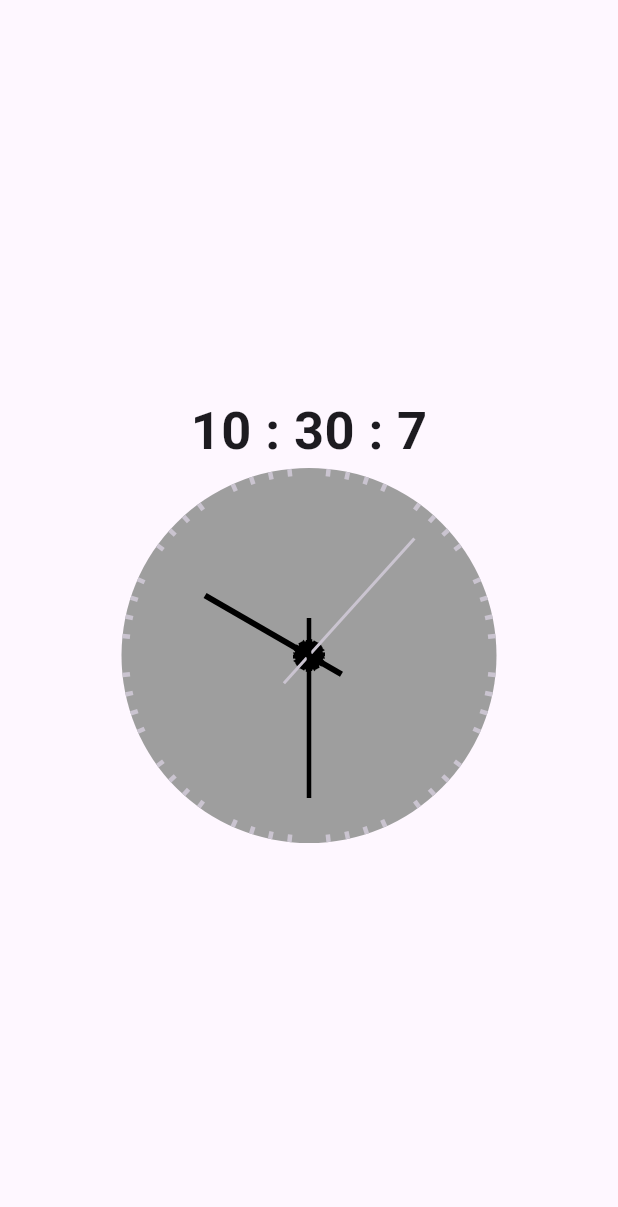
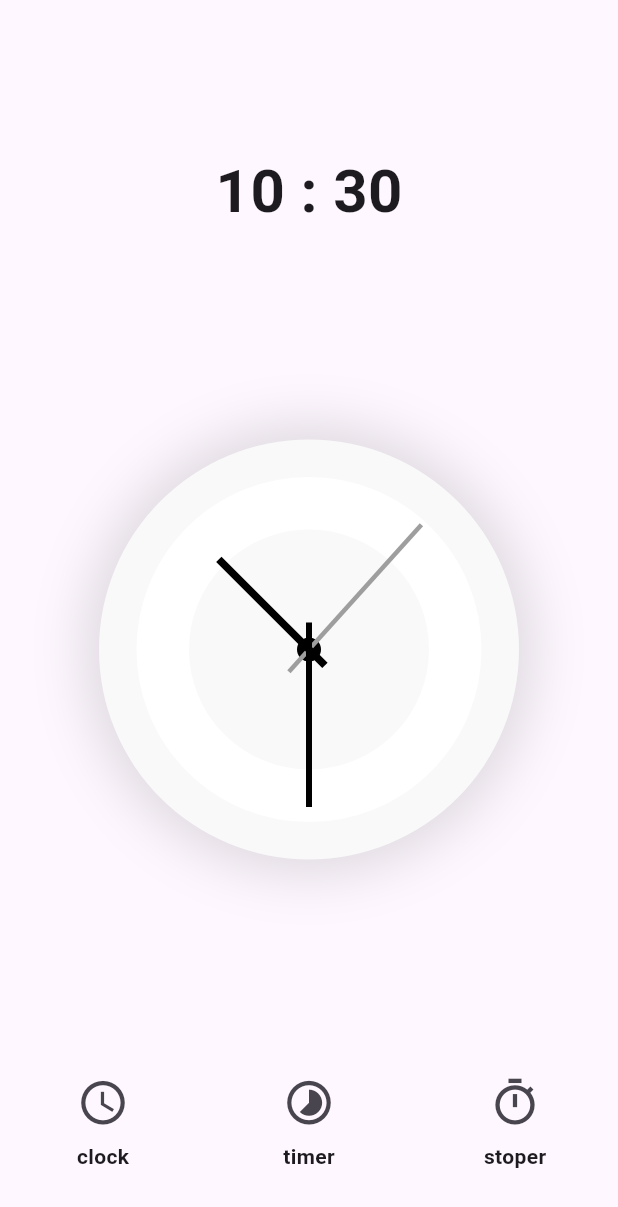
Before and after one commit to Jaydeepsharma93/clock_app, a Flutter app: the screen it shows after launch, on a phone screen of 412 x 824 dp. Shown: the top 1207 px of the screen. Run offline on Flutter 3.47's test engine with Material 3 defaults, Android fonts, the phone set to English and light mode, and no system bars.

Commit message:
01/03/2024

```diff
--- a/lib/main.dart
+++ b/lib/main.dart
@@ -1,11 +1,34 @@
 import 'dart:async';
 import 'dart:math';
-
 import 'package:flutter/material.dart';
 
 void main() {
-  runApp(const Clock_app());
+  runApp(const Clock());
 }
+
+class Clock extends StatefulWidget {
+  const Clock({super.key});
+
+  @override
+  State<Clock> createState() => _ClockState();
+}
+
+class _ClockState extends State<Clock> {
+  @override
+  Widget build(BuildContext context) {
+    return MaterialApp(
+      debugShowCheckedModeBanner: false,
+      initialRoute: '/',
+      routes: {
+        '/': (context) => Clock_app(),
+        '/stoper': (context) => Stoper()
+      },
+    );
+  }
+}
+
+
+
 
 class Clock_app extends StatefulWidget {
   const Clock_app({super.key});
@@ -19,7 +42,7 @@ DateTime dateTime = DateTime.now();
 class _Clock_appState extends State<Clock_app> {
   @override
   Widget build(BuildContext context) {
-    Timer.periodic(Duration(seconds: 1), (timer) {
+    Timer.periodic(const Duration(seconds: 1), (timer) {
       setState(() {
         dateTime = DateTime.now();
       });
@@ -27,60 +50,130 @@ class _Clock_appState extends State<Clock_app> {
     return MaterialApp(
       debugShowCheckedModeBanner: false,
       home: Scaffold(
+        appBar: AppBar(),
         body: Center(
           child: Column(
-            mainAxisAlignment: MainAxisAlignment.center,
+            mainAxisAlignment: MainAxisAlignment.spaceAround,
+            children: [
+              Column(
                 children: [
                   Text(
-                "${dateTime.hour % 12} : ${dateTime.minute} : ${dateTime.second}",
-                style: TextStyle(fontSize: 35, fontWeight: FontWeight.bold),
+                    "${dateTime.hour % 12} : ${dateTime.minute}",
+                    style: const TextStyle(
+                        fontSize: 40, fontWeight: FontWeight.bold),
                   ),
-              Container(
+                ],
+              ),
+              Padding(
+                padding: const EdgeInsets.symmetric(vertical: 50),
+                child: Container(
                     alignment: Alignment.center,
-                  height: 250,
-                  decoration:
-                      BoxDecoration(color: Colors.grey, shape: BoxShape.circle),
+                    height: 280,
+                    decoration: const BoxDecoration(
+                        color: Color(0xfff9f9f9),
+                        shape: BoxShape.circle,
+                        boxShadow: [
+                          BoxShadow(
+                              color: Colors.black12,
+                              spreadRadius: 10,
+                              blurRadius: 30)
+                        ]),
                     child: Stack(
                       alignment: Alignment.center,
                       children: [
-                      ...List.generate(
-                          60,
-                          (index) => Transform.rotate(
-                              angle: (index * 6 * pi) / 180,
-                              child: (index%5==0)?Text('1',style:TextStyle(color: Colors.black,fontSize: 30),):VerticalDivider(
-                                  thickness: 3, endIndent: 245))),
-                      CircleAvatar(
+                        Container(
+                          alignment: Alignment.center,
+                          height: 230,
+                          decoration: BoxDecoration(
+                              border: Border.all(color: Colors.white,width: 35),
+                              shape: BoxShape.circle,
+                            // boxShadow: [
+                            //   BoxShadow(
+                              //       color: Colors.black12,
+                              //       spreadRadius: 5,
+                              //       blurRadius: 30)
+                              // ]
+                            ),
+                          child: Container(
+                            height: 160,
+                            decoration: BoxDecoration(
+                                shape: BoxShape.circle),
+                          ),
+                        ),
+                        // ...List.generate(
+                        //   60,
+                        //   (index) => Transform.rotate(
+                        //     angle: (index * 6 * pi) / 180,
+                        //     child: (index % 5 == 0)
+                        //         ? const VerticalDivider(
+                        //             thickness: 4,
+                        //             endIndent: 240,
+                        //             color: Colors.black)
+                        //         : const VerticalDivider(thickness: 3, endIndent: 245),
+                        //   ),
+                        // ),
+                        const CircleAvatar(
                           radius: 8,
                           backgroundColor: Colors.black,
                         ),
                         Transform.rotate(
                           angle: dateTime.second * 6 * pi / 180,
-                        child: VerticalDivider(
-                          thickness: 2,
-                          indent: 20,
-                          endIndent: 100,
+                          child: const VerticalDivider(
+                            color: Colors.grey,
+                            thickness: 3,
+                            indent: 28,
+                            endIndent: 120,
                           ),
                         ),
                         Transform.rotate(
                           angle: dateTime.minute * 6 * pi / 180,
-                        child: VerticalDivider(
+                          child: const VerticalDivider(
                             color: Colors.black,
-                          thickness: 3,
-                          indent: 30,
-                          endIndent: 100,
+                            thickness: 4,
+                            indent: 35,
+                            endIndent: 122,
                           ),
                         ),
                         Transform.rotate(
-                        angle: dateTime.hour * 30 * pi / 180,
-                        child: VerticalDivider(
+                          angle: (dateTime.hour % 12 + dateTime.minute / 60) *
+                              30 *
+                              pi /
+                              180,
+                          child: const VerticalDivider(
                             color: Colors.black,
-                          thickness: 4,
-                          indent: 45,
-                          endIndent: 100,
+                            thickness: 5,
+                            indent: 55,
+                            endIndent: 125,
                           ),
                         ),
                       ],
-                  ))
+                    )),
+              ),
+              Row(
+                mainAxisAlignment: MainAxisAlignment.spaceAround,
+                children: [
+                  Column(
+                    children: [
+                      IconButton(onPressed: (){}, icon: Icon(Icons.access_time_outlined,size: 35,)),
+                      Text("clock",style:TextStyle(fontWeight: FontWeight.bold),)
+                    ],
+                  ),
+                  Column(
+                    children: [
+                      IconButton(onPressed: (){}, icon: Icon(Icons.timelapse_outlined,size: 35,)),
+                      Text("timer",style:TextStyle(fontWeight: FontWeight.bold),)
+                    ],
+                  ),
+                  Column(
+                    children: [
+                      IconButton(onPressed: (){
+                        Navigator.pushNamed(context, '/stoper');
+                      }, icon: Icon(Icons.timer_outlined,size: 35,)),
+                      Text("stoper",style:TextStyle(fontWeight: FontWeight.bold),)
+                    ],
+                  )
+                ],
+              )
             ],
           ),
         ),
@@ -88,3 +181,35 @@ class _Clock_appState extends State<Clock_app> {
     );
   }
 }
+
+
+
+class Stoper extends StatefulWidget {
+  const Stoper({super.key});
+
+  @override
+  State<Stoper> createState() => _StoperState();
+}
+
+class _StoperState extends State<Stoper> {
+  @override
+  Widget build(BuildContext context) {
+    return MaterialApp(
+      debugShowCheckedModeBanner: false,
+      home: Scaffold(
+        appBar: AppBar(),
+        body: Column(
+          children: [
+            Container(
+              child: Column(
+                children: [
+
+                ],
+              ),
+            )
+          ],
+        )
+      ),
+    );
+  }
+}
```
Lines whose indentation alone changed are shown as unchanged.
